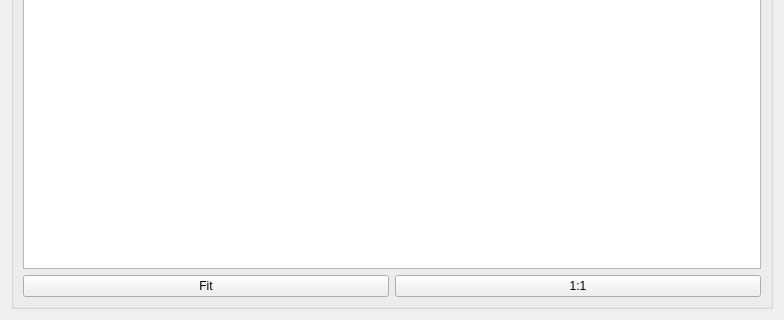
Old version of the form visualizationform.ui in the repository szazdenes/heatCam; both pictures show x 0 to 784 and y 195 to 515 of the 784 by 515 pixel window.
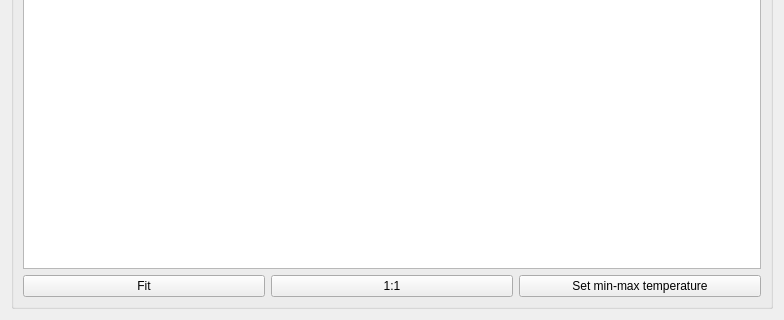
New version of the form.

The edit to the form file:
```diff
--- a/visualizationform.ui
+++ b/visualizationform.ui
@@ -48,7 +48,14 @@
         </property>
        </widget>
       </item>
-      <item row="0" column="0" colspan="2">
+      <item row="1" column="2">
+       <widget class="QPushButton" name="tempPushButton">
+        <property name="text">
+         <string>Set min-max temperature</string>
+        </property>
+       </widget>
+      </item>
+      <item row="0" column="0" colspan="3">
        <widget class="QGraphicsView" name="graphicsView"/>
       </item>
      </layout>
```
